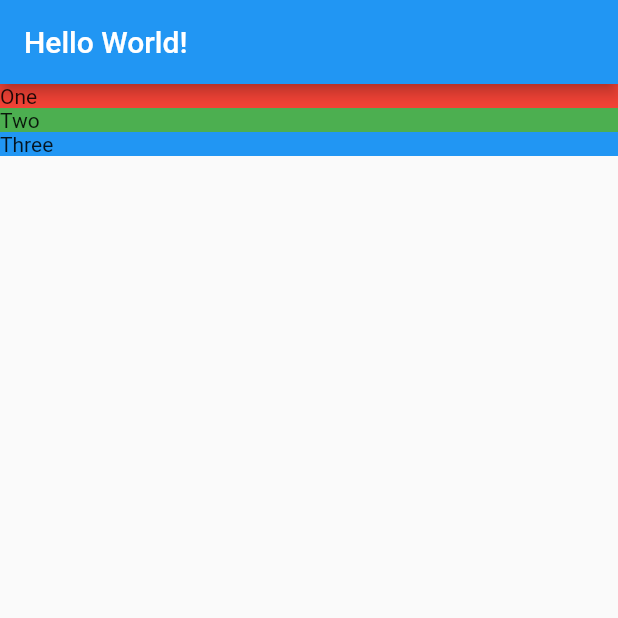
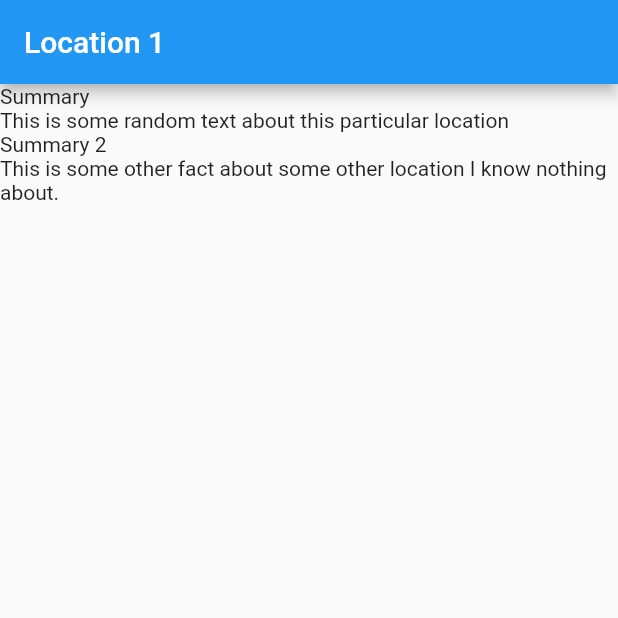
Before and after one commit to niemtec/flutter_tutorial, a Flutter app: the screen it shows after launch, on a phone screen of 412 x 824 dp, the top half of it. Run offline on Flutter 3.47's test engine with Material 2 defaults, Android fonts, the phone set to English and light mode, and no system bars.

Commit message:
Broke down list generation

```diff
--- a/lib/location_detail.dart
+++ b/lib/location_detail.dart
@@ -1,27 +1,36 @@
 import 'package:flutter/material.dart';
+import 'package:flutter_tutorial/models/location.dart';
 
 class LocationDetail extends StatelessWidget {
+  final Location location;
+
+  LocationDetail(this.location);
+
   @override
   Widget build(BuildContext context) {
     return Scaffold(
-        appBar: AppBar(title: Text("Hello World!")),
+        appBar: AppBar(title: Text(location.name)),
         body: Column(
           mainAxisAlignment: MainAxisAlignment.start,
           crossAxisAlignment: CrossAxisAlignment.stretch,
-          children: [
-            _section("One", Colors.red),
-            _section("Two", Colors.green),
-            _section("Three", Colors.blue)
-          ],
+          children: _renderFacts(location),
         ));
   }
 
-  Widget _section(String title, Color color) {
-    return Container(
-      decoration: BoxDecoration(
-        color: color,
-      ),
-      child: Text(title),
-    );
+  List<Widget> _renderFacts(Location location) {
+    List<Widget> result = [];
+    for (int i = 0; i < location.facts!.length; i++) {
+      result.add(_sectionTitle(location.facts![i].title));
+      result.add(_sectionText(location.facts![i].text));
+    }
+    return result;
+  }
+
+  Widget _sectionTitle(String text) {
+    return Text(text);
+  }
+
+  Widget _sectionText(String text) {
+    return Text(text);
   }
 }
--- a/lib/main.dart
+++ b/lib/main.dart
@@ -1,6 +1,11 @@
 import 'package:flutter/material.dart';
 import 'location_detail.dart';
+import 'mocks/mock_location.dart';
+
+import 'models/location.dart';
 
 void main() {
-  return runApp(MaterialApp(home: LocationDetail()));
+  final Location mockLocation = MockLocation.FetchAny();
+
+  return runApp(MaterialApp(home: LocationDetail(mockLocation)));
 }
--- /dev/null
+++ b/lib/mocks/mock_location.dart
@@ -0,0 +1,21 @@
+import 'package:flutter_tutorial/models/location_fact.dart';
+import '../models/location_fact.dart';
+import '../models/location.dart';
+
+class MockLocation extends Location {
+  static Location FetchAny() {
+    return Location(
+        name: 'Location 1',
+        url: 'https://www.google.com',
+        facts: <LocationFact>[
+          LocationFact(
+            title: 'Summary',
+            text: 'This is some random text about this particular location',
+          ),
+          LocationFact(
+              title: 'Summary 2',
+              text:
+                  'This is some other fact about some other location I know nothing about.')
+        ]);
+  }
+}
--- /dev/null
+++ b/lib/models/location.dart
@@ -0,0 +1,8 @@
+import './location_fact.dart';
+
+class Location {
+  final String name;
+  final String url;
+  final List<LocationFact>? facts;
+  Location({this.name = "", this.url = "", this.facts});
+}
--- /dev/null
+++ b/lib/models/location_fact.dart
@@ -0,0 +1,5 @@
+class LocationFact {
+  final String title;
+  final String text;
+  LocationFact({this.title = "", this.text = ""});
+}
```
